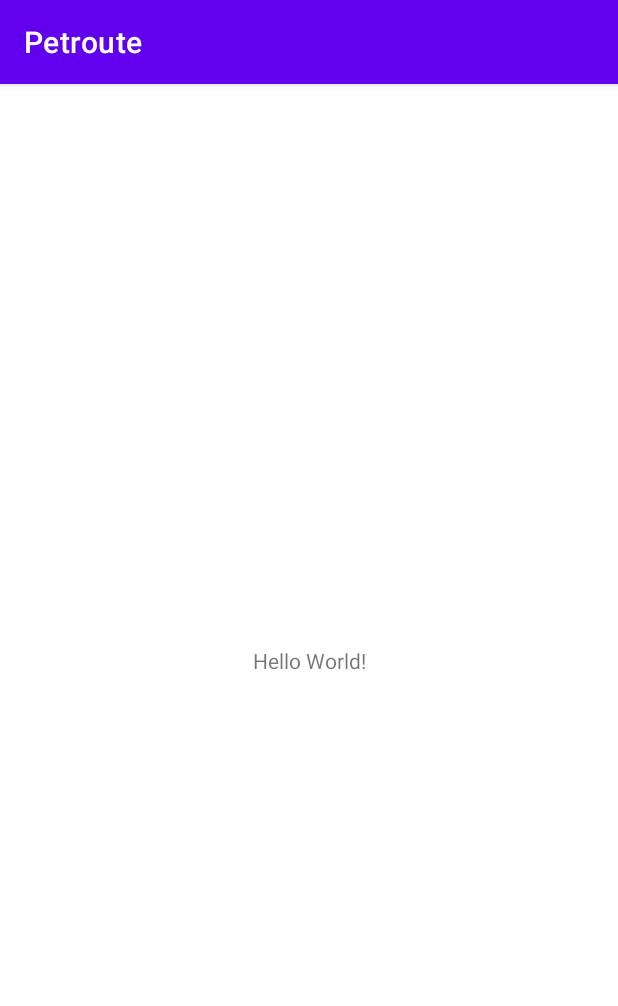
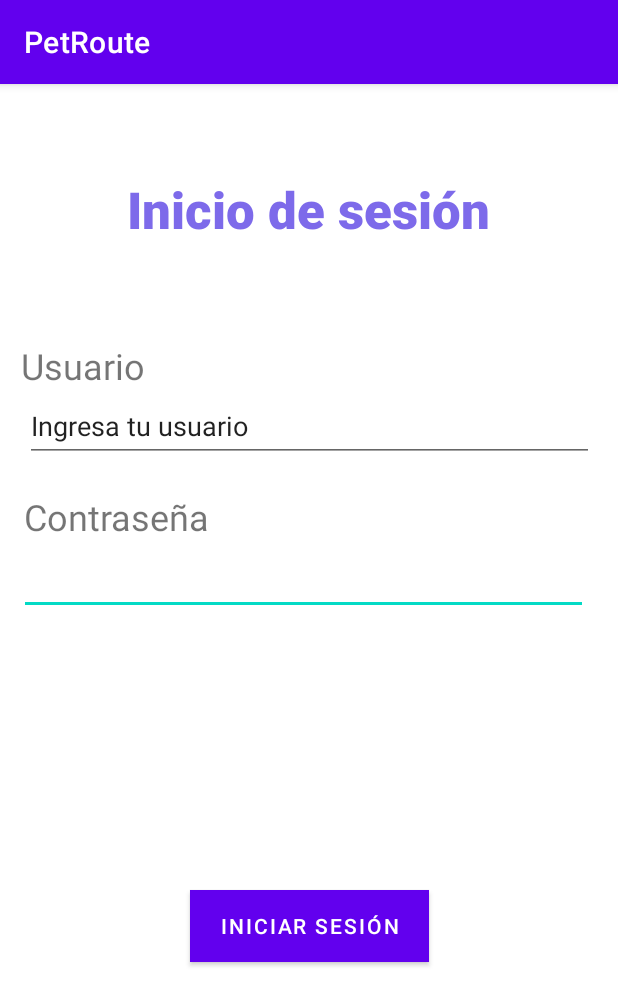
Before and after one commit to rpolania/Petroute, an Android app: the screen it shows after launch (MainActivity), on a phone screen of 412 x 824 dp. Shown: the top 1006 px of the screen. Run offline under Robolectric (Android 15) with nearby library versions, the phone set to English and light mode, and no system bars.

Commit message:
Creación de layouts welcome y login

```diff
--- a/app/src/main/java/com/rp/petroute/MainActivity.kt
+++ b/app/src/main/java/com/rp/petroute/MainActivity.kt
@@ -6,6 +6,9 @@ import android.os.Bundle
 class MainActivity : AppCompatActivity() {
     override fun onCreate(savedInstanceState: Bundle?) {
         super.onCreate(savedInstanceState)
-        setContentView(R.layout.activity_main)
+
+        //comentar para cambiar vistas
+        //setContentView(R.layout.activity_main_welcome)
+        setContentView(R.layout.activity_login)
     }
 }
--- /dev/null
+++ b/app/src/main/res/layout/activity_login.xml
@@ -0,0 +1,88 @@
+<?xml version="1.0" encoding="utf-8"?>
+<androidx.constraintlayout.widget.ConstraintLayout xmlns:android="http://schemas.android.com/apk/res/android"
+    xmlns:app="http://schemas.android.com/apk/res-auto"
+    xmlns:tools="http://schemas.android.com/tools"
+    android:layout_width="match_parent"
+    android:layout_height="match_parent">
+
+    <TextView
+        android:id="@+id/textView_login"
+        android:layout_width="wrap_content"
+        android:layout_height="wrap_content"
+        android:fontFamily="sans-serif-black"
+        android:text="@string/login_text"
+        android:textColor="#7D6AEA"
+        android:textSize="34sp"
+        app:layout_constraintBottom_toBottomOf="parent"
+        app:layout_constraintEnd_toEndOf="parent"
+        app:layout_constraintHorizontal_bias="0.497"
+        app:layout_constraintStart_toStartOf="parent"
+        app:layout_constraintTop_toTopOf="parent"
+        app:layout_constraintVertical_bias="0.084" />
+
+    <TextView
+        android:id="@+id/textView_user"
+        android:layout_width="wrap_content"
+        android:layout_height="wrap_content"
+        android:text="@string/user"
+        android:textSize="24sp"
+        app:layout_constraintBottom_toBottomOf="parent"
+        app:layout_constraintEnd_toEndOf="parent"
+        app:layout_constraintHorizontal_bias="0.042"
+        app:layout_constraintStart_toStartOf="parent"
+        app:layout_constraintTop_toTopOf="parent"
+        app:layout_constraintVertical_bias="0.233" />
+
+    <TextView
+        android:id="@+id/textView_passwd"
+        android:layout_width="wrap_content"
+        android:layout_height="wrap_content"
+        android:text="@string/password"
+        android:textSize="24sp"
+        app:layout_constraintBottom_toBottomOf="parent"
+        app:layout_constraintEnd_toEndOf="parent"
+        app:layout_constraintHorizontal_bias="0.055"
+        app:layout_constraintStart_toStartOf="parent"
+        app:layout_constraintTop_toTopOf="parent"
+        app:layout_constraintVertical_bias="0.37" />
+
+    <EditText
+        android:id="@+id/editTextTextPassword"
+        android:layout_width="379dp"
+        android:layout_height="48dp"
+        android:ems="10"
+        android:inputType="textPassword"
+        app:layout_constraintBottom_toBottomOf="parent"
+        app:layout_constraintEnd_toEndOf="parent"
+        app:layout_constraintHorizontal_bias="0.378"
+        app:layout_constraintStart_toStartOf="parent"
+        app:layout_constraintTop_toTopOf="parent"
+        app:layout_constraintVertical_bias="0.425"
+        tools:ignore="SpeakableTextPresentCheck" />
+
+    <EditText
+        android:id="@+id/editTextTextUser"
+        android:layout_width="379dp"
+        android:layout_height="48dp"
+        android:ems="10"
+        android:inputType="textPersonName"
+        android:text="@string/type_user"
+        app:layout_constraintBottom_toBottomOf="parent"
+        app:layout_constraintEnd_toEndOf="parent"
+        app:layout_constraintStart_toStartOf="parent"
+        app:layout_constraintTop_toTopOf="parent"
+        app:layout_constraintVertical_bias="0.283" />
+
+    <Button
+        android:id="@+id/button"
+        android:layout_width="159dp"
+        android:layout_height="48dp"
+        android:background="@color/petroute_color"
+        android:text="@string/login_button"
+        app:layout_constraintBottom_toBottomOf="parent"
+        app:layout_constraintEnd_toEndOf="parent"
+        app:layout_constraintStart_toStartOf="parent"
+        app:layout_constraintTop_toBottomOf="@+id/editTextTextPassword"
+        tools:ignore="TextContrastCheck" />
+
+</androidx.constraintlayout.widget.ConstraintLayout>
--- a/app/src/main/res/layout/activity_main.xml
+++ /dev/null
@@ -1,18 +0,0 @@
-<?xml version="1.0" encoding="utf-8"?>
-<androidx.constraintlayout.widget.ConstraintLayout xmlns:android="http://schemas.android.com/apk/res/android"
-    xmlns:app="http://schemas.android.com/apk/res-auto"
-    xmlns:tools="http://schemas.android.com/tools"
-    android:layout_width="match_parent"
-    android:layout_height="match_parent"
-    tools:context=".MainActivity">
-
-    <TextView
-        android:layout_width="wrap_content"
-        android:layout_height="wrap_content"
-        android:text="Hello World!"
-        app:layout_constraintBottom_toBottomOf="parent"
-        app:layout_constraintLeft_toLeftOf="parent"
-        app:layout_constraintRight_toRightOf="parent"
-        app:layout_constraintTop_toTopOf="parent" />
-
-</androidx.constraintlayout.widget.ConstraintLayout>
--- a/app/src/main/res/values/colors.xml
+++ b/app/src/main/res/values/colors.xml
@@ -7,4 +7,6 @@
     <color name="teal_700">#FF018786</color>
     <color name="black">#FF000000</color>
     <color name="white">#FFFFFFFF</color>
+    <color name="petroute_color">#FF7D6AEA</color>
+
 </resources>
--- a/app/src/main/res/values/strings.xml
+++ b/app/src/main/res/values/strings.xml
@@ -1,3 +1,11 @@
 <resources>
-    <string name="app_name">Petroute</string>
+    <string name="app_name">PetRoute</string>
+    <string name="welcome">Bienvenido</string>
+    <string name="user">Usuario</string>
+    <string name="login_text">Inicio de sesión</string>
+    <string name="password">Contraseña</string>
+    <string name="type_user">Ingresa tu usuario</string>
+    <string name="type_pass">Ingresa tu contraseña</string>
+    <string name="login_button">Iniciar sesión</string>
+
 </resources>
```
Also changed, not shown: app/src/main/res/layout/activity_main_welcome.xml (added, +57 -0 lines), app/src/main/res/mipmap-hdpi/petroute.jpg (added).
